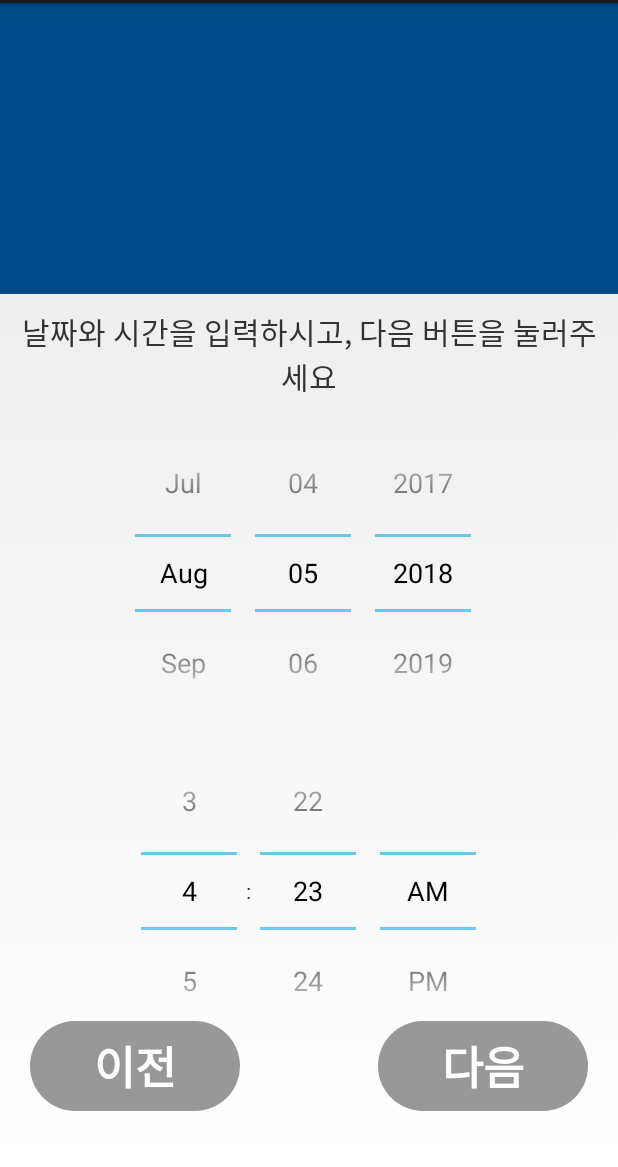
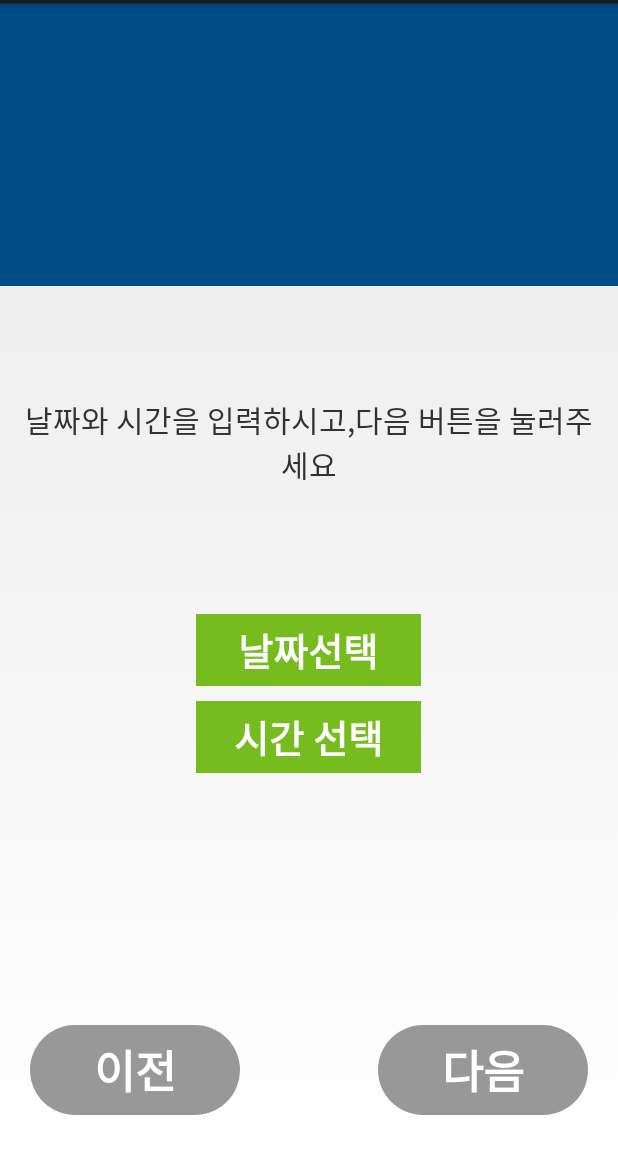
Before and after one commit to ina-uzu/Ina_medi, an Android app: the TimeDateActivity screen opened directly, with no data from a screen before it, on a phone screen of 412 x 824 dp, the part 69-1236 px from its top. Run offline under Robolectric (Android 15) with nearby library versions, the phone set to English and light mode, and no system bars.

Commit message:
Time/Date dialog added

```diff
--- a/app/src/main/java/com/example/ina97/myapplication/TimeDateActivity.java
+++ b/app/src/main/java/com/example/ina97/myapplication/TimeDateActivity.java
@@ -1,30 +1,56 @@
 package com.example.ina97.myapplication;
 
 import android.app.Activity;
+import android.app.DatePickerDialog;
+import android.app.Dialog;
+import android.app.TimePickerDialog;
 import android.content.Intent;
 import android.os.Bundle;
 import android.view.View;
 import android.widget.Button;
+import android.widget.DatePicker;
 import android.widget.TextView;
+import android.widget.TimePicker;
 import android.widget.Toast;
 
 public class TimeDateActivity extends Activity {
-    Button bt_prev, bt_next;
+    Button bt_prev, bt_next, bt_time,bt_date;
     TextView title;
+    final int DIALOG_DATE = 1;
+    final int DIALOG_TIME = 2;
+
     public void onCreate(Bundle SavedInstanceState){
         super.onCreate(SavedInstanceState);
         setContentView(R.layout.activity_tima_date);
 
-        //title 얻어오기
-        Intent intent = getIntent();
-        String page_title= intent.getStringExtra("Page");
-
         title=findViewById(R.id.title);
         bt_next=findViewById(R.id.Bnt_next);
         bt_prev=findViewById(R.id.Bnt_prev);
+        bt_date=findViewById(R.id.bt_date);
+        bt_time=findViewById(R.id.bt_time);
 
+        //title 표시
+        Intent intent = getIntent();
+        String page_title= intent.getStringExtra("Page");
         title.setText(page_title);
 
+        //Date
+        bt_date.setOnClickListener(new View.OnClickListener() {
+            @Override
+            public void onClick(View view) {
+                showDialog(DIALOG_DATE);
+            }
+        });
+
+        //Time
+        bt_time.setOnClickListener(new View.OnClickListener() {
+            @Override
+            public void onClick(View view) {
+                showDialog(DIALOG_TIME);
+            }
+        });
+
+        //prev(Menu page)
         bt_prev.setOnClickListener(new View.OnClickListener() {
             @Override
             public void onClick(View view) {
@@ -34,16 +60,41 @@ public class TimeDateActivity extends Activity {
             }
         });
 
+        //Next
         bt_next.setOnClickListener(new View.OnClickListener() {
             @Override
             public void onClick(View view) {
                 Intent intent2 = new Intent(TimeDateActivity.this, StoolActivity.class);
                 Toast.makeText(getApplicationContext(),"Hello", Toast.LENGTH_LONG).show();
-                //startActivity(intent2);
+                startActivity(intent2);
 
             }
         });
 
     }
 
+    public Dialog onCreateDialog(int id){
+        switch(id){
+            case DIALOG_DATE :
+                DatePickerDialog datePickerDialog = new DatePickerDialog(TimeDateActivity.this,
+                        new DatePickerDialog.OnDateSetListener(){
+                    public void onDateSet(DatePicker view, int year, int month, int day){
+                        Toast.makeText(getApplicationContext(),year+"년 "+(month+1)+"월 "+day +"일을 선택했습니다",Toast.LENGTH_LONG).show();
+                    }
+                        },2018,8,5);
+                return datePickerDialog;
+
+            case DIALOG_TIME :
+                TimePickerDialog timePickerDialog = new TimePickerDialog(TimeDateActivity.this,
+                        new TimePickerDialog.OnTimeSetListener() {
+                            @Override
+                            public void onTimeSet(TimePicker timePicker, int hour, int minute) {
+                                Toast.makeText(getApplicationContext(),hour+"시 "+ minute +"분을 선택했습니다",Toast.LENGTH_LONG).show();
+                            }
+                        }, 12,30,false);
+                return timePickerDialog;
+        }
+        return super.onCreateDialog(id);
+    }
+
 }
--- a/app/src/main/res/layout/activity_tima_date.xml
+++ b/app/src/main/res/layout/activity_tima_date.xml
@@ -8,40 +8,40 @@
         android:layout_weight="2"
         style="@style/Title" android:id="@+id/title" android:text="Title"/>
 
+    <TextView
+        android:layout_weight="2"
+        android:text="날짜와 시간을 입력하시고,다음 버튼을 눌러주세요"
+        style="@style/Content"
+        android:gravity="center"
+        android:layout_gravity="center"
+        android:layout_width="wrap_content"
+        android:layout_height="0dp" />
+
     <ScrollView
-        android:layout_weight="5"
+        android:layout_weight="3"
         android:layout_width="match_parent"
         android:layout_height="0dp">
 
         <LinearLayout
             android:gravity="center"
-            android:weightSum="6"
+            android:weightSum="2"
             android:orientation="vertical"
             android:layout_width="match_parent"
             android:layout_height="match_parent">
 
-        <TextView
-            android:layout_weight="1"
-            android:text="날짜와 시간을 입력하시고, 다음 버튼을 눌러주세요"
-            style="@style/Content"
-            android:layout_width="wrap_content"
-            android:layout_height="0dp">
-        </TextView>
+            <Button
+                android:id="@+id/bt_date"
+                android:layout_weight="1"
+                android:layout_height="0dp"
+                style="@style/Menu"
+                android:text="날짜선택" />
 
-        <DatePicker
-            android:id="@+id/date"
-            android:layout_weight="2"
-            android:layout_width="wrap_content"
-            android:layout_height="0dp"
-            android:calendarViewShown="false"
-            android:datePickerMode="spinner"/>
-
-        <TimePicker
-            android:id="@+id/time"
-            android:layout_weight="2"
-            android:layout_width="wrap_content"
-            android:layout_height="0dp"
-            android:timePickerMode="spinner"/>
+            <Button
+                android:id="@+id/bt_time"
+                android:layout_weight="1"
+                android:layout_height="0dp"
+                style="@style/Menu"
+                android:text="시간 선택" />
         </LinearLayout>
     </ScrollView>>
 
```
